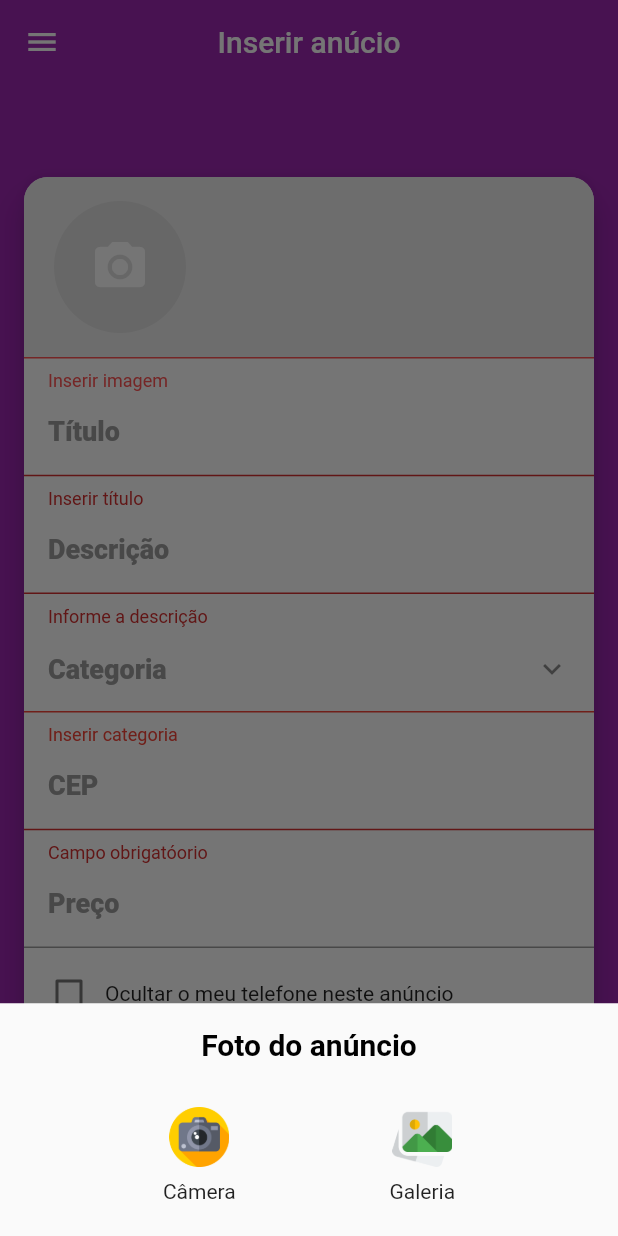
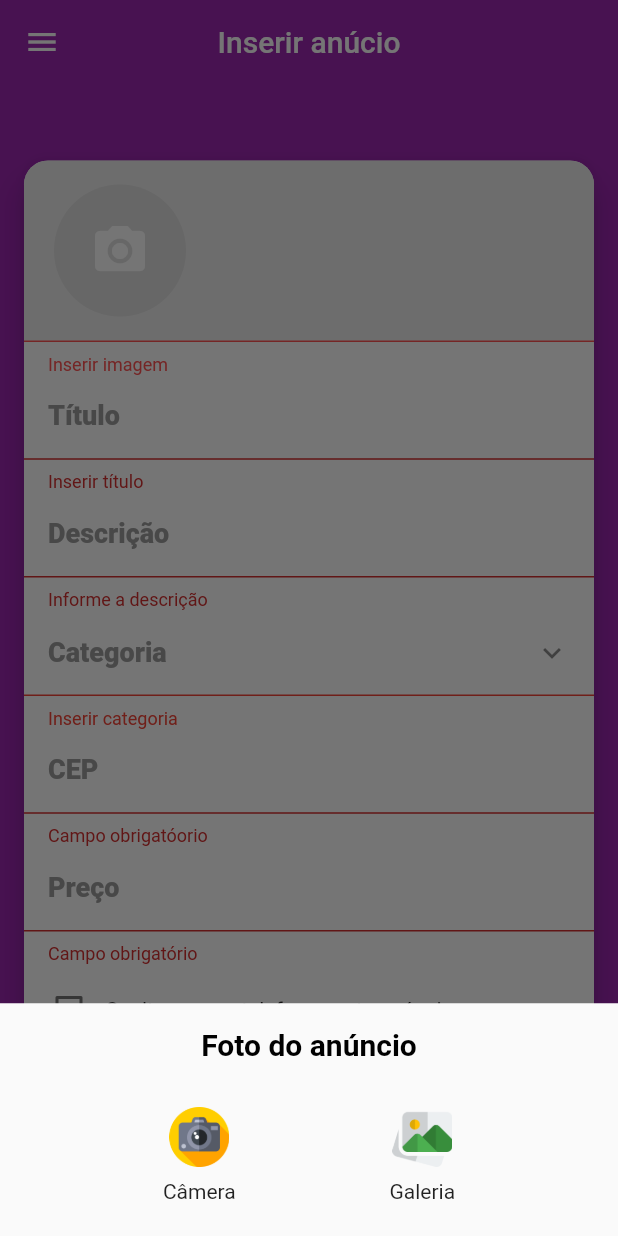
Before and after one commit to ClodoaldoRibeiro/xlo_app, a Flutter app: the InserirAnucioScreen screen opened directly, after a tap on the "camera alt" icon, on a phone screen of 412 x 824 dp. Run offline on Flutter 3.47's test engine with Material 2 defaults, Android fonts, the phone set to English and light mode, and no system bars; our stand-ins replace brasil_fields, dio, flutter_mobx, get_it, image_cropper, image_picker and 3 more; accounts and stored records are empty; generated files the repository leaves out were written again; network calls fail; statements that could not run were skipped.

Commit message:
Validar campos da tela de anuncio

```diff
--- a/lib/screens/inseriranucio/inserir_anucio_screen.dart
+++ b/lib/screens/inseriranucio/inserir_anucio_screen.dart
@@ -77,9 +77,13 @@ class InserirAnucioScreen extends StatelessWidget {
                 ),
                 CategoryField(anucioStore: _anucioStore),
                 CEPField(_anucioStore),
-                TextFormField(
+                Observer(
+                  builder: (context) {
+                    return TextFormField(
+                      onChanged: _anucioStore.setPrice,
                       keyboardType: TextInputType.number,
                       decoration: InputDecoration(
+                        errorText: _anucioStore.priceError,
                         labelText: 'Preço',
                         labelStyle: labelStyle,
                         contentPadding: contentPadding,
@@ -89,6 +93,8 @@ class InserirAnucioScreen extends StatelessWidget {
                         FilteringTextInputFormatter.digitsOnly,
                         RealInputFormatter(centavos: true),
                       ],
+                    );
+                  },
                 ),
                 HidePhoneField(
                   anucioStore: _anucioStore,
--- a/lib/stores/inserir_anucio_store.dart
+++ b/lib/stores/inserir_anucio_store.dart
@@ -124,4 +124,30 @@ abstract class _InserirAnucioStore with Store {
       return "Campo obrigatóorio";
     }
   }
+
+  @observable
+  String priceText = '';
+
+  @action
+  void setPrice(String value) => priceText = value;
+
+  @computed
+  num get price {
+    if (priceText.contains(',')) {
+      return num.tryParse(priceText.replaceAll(RegExp('[^0-9]'), '')) / 100;
+    } else {
+      return num.tryParse(priceText);
+    }
+  }
+
+  bool get priceValid => price != null && price <= 9999999;
+
+  String get priceError {
+    if (priceValid)
+      return null;
+    else if (priceText.isEmpty)
+      return 'Campo obrigatório';
+    else
+      return 'Preço inválido';
+  }
 }
```
Also changed, not shown: lib/stores/inserir_anucio_store.g.dart. Lines whose indentation alone changed are shown as unchanged.
